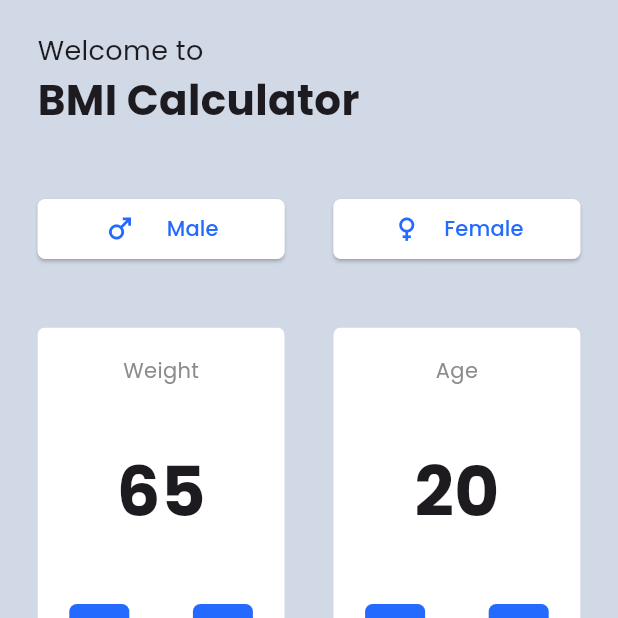
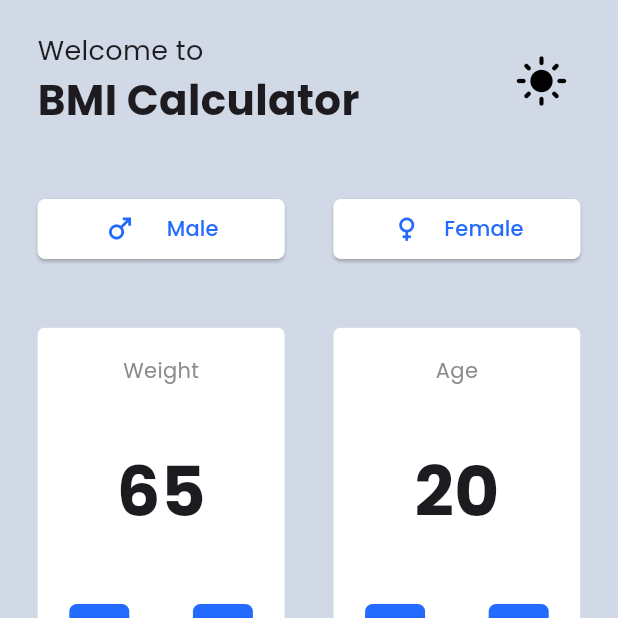
Before and after one commit to suheerthedev/stacked_bmi_app, a Flutter app: the screen it shows after launch, on a phone screen of 412 x 824 dp, the top half of it. Run offline on Flutter 3.47's test engine with Material 3 defaults, Android fonts, the phone set to English and light mode, and no system bars; our stand-ins replace google_fonts, stacked, stacked_services, stacked_shared.

Commit message:
Added Light and Dark Mode buttom

```diff
--- a/lib/ui/views/home/home_view.dart
+++ b/lib/ui/views/home/home_view.dart
@@ -24,6 +24,9 @@ class HomeView extends StackedView<HomeViewModel> {
             mainAxisAlignment: MainAxisAlignment.spaceAround,
             children: [
               //Heading
+              Row(
+                mainAxisAlignment: MainAxisAlignment.spaceBetween,
+                children: [
                   Column(
                     crossAxisAlignment: CrossAxisAlignment.start,
                     spacing: 0,
@@ -37,6 +40,18 @@ class HomeView extends StackedView<HomeViewModel> {
                         style: GoogleFonts.poppins(
                             fontSize: 28, fontWeight: FontWeight.bold),
                       ),
+                    ],
+                  ),
+                  IconButton(
+                    onPressed: viewModel.toggleScreenMode,
+                    icon: Icon(
+                      viewModel.isDark
+                          ? Icons.dark_mode_rounded
+                          : Icons.light_mode_rounded,
+                      color: wTPrimaryTextColor,
+                      size: 36,
+                    ),
+                  )
                 ],
               ),
               //Gender Buttons
--- a/lib/ui/views/home/home_viewmodel.dart
+++ b/lib/ui/views/home/home_viewmodel.dart
@@ -11,6 +11,8 @@ class HomeViewModel extends BaseViewModel {
   final BmiService bmiService = locator<BmiService>();
 
   double height = 170.0;
+
+  bool isDark = false;
 
   onHeightChanged(double value) {
     height = value;
@@ -83,4 +85,9 @@ class HomeViewModel extends BaseViewModel {
       bmiService.updateBmi(bmi);
     }
   }
+
+  void toggleScreenMode() {
+    isDark = !isDark;
+    rebuildUi();
+  }
 }
```
Lines whose indentation alone changed are shown as unchanged.
